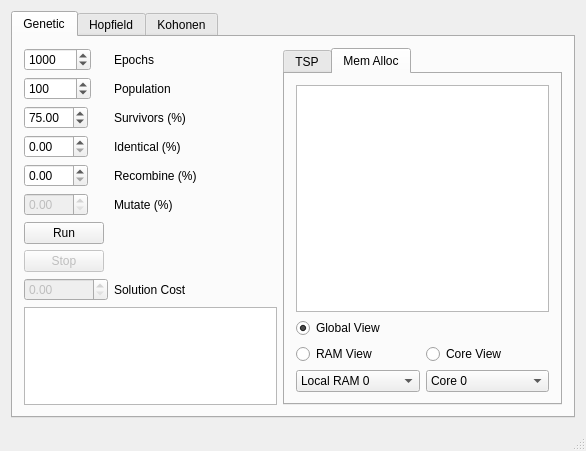
Qt form src/mainwindow.ui (balsini/NeuroLab) before a commit.
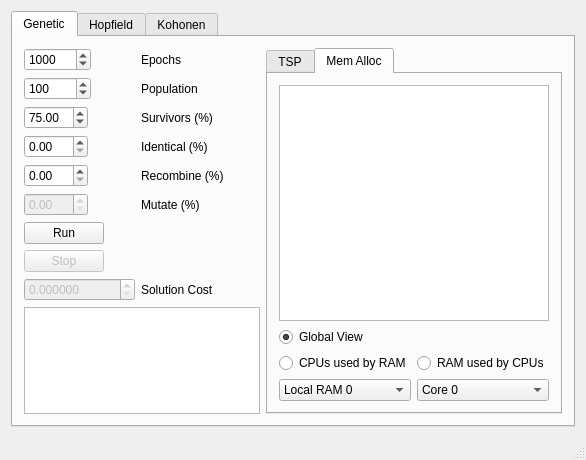
The same form after that commit. The open tabs and pages were chosen to show the change. Custom widgets are drawn as their Qt base class.

Patch:
```diff
--- a/src/mainwindow.ui
+++ b/src/mainwindow.ui
@@ -7,7 +7,7 @@
     <x>0</x>
     <y>0</y>
     <width>586</width>
-    <height>451</height>
+    <height>460</height>
    </rect>
   </property>
   <property name="windowTitle">
@@ -149,6 +149,9 @@
               <property name="enabled">
                <bool>false</bool>
               </property>
+              <property name="decimals">
+               <number>6</number>
+              </property>
               <property name="maximum">
                <double>999999.000000000000000</double>
               </property>
@@ -240,7 +243,7 @@
                 <item>
                  <widget class="QRadioButton" name="radioButton_2">
                   <property name="text">
-                   <string>RAM View</string>
+                   <string>CPUs used by RAM</string>
                   </property>
                   <property name="checked">
                    <bool>false</bool>
@@ -283,7 +286,7 @@
                 <item>
                  <widget class="QRadioButton" name="radioButton">
                   <property name="text">
-                   <string>Core View</string>
+                   <string>RAM used by CPUs</string>
                   </property>
                  </widget>
                 </item>
```
Left out of the diff: 94 changed lines with no effect on the pictures.
